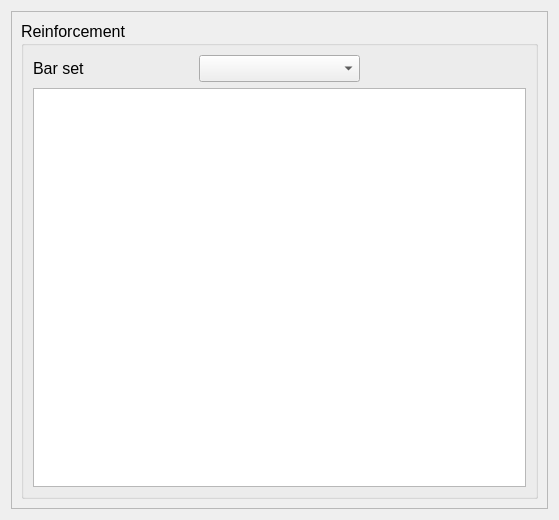
Before: the Qt Designer form src/SP-editor/widgets/barSet_dialog.ui in tudothanhpt/SP-editor, drawn with Qt 5.
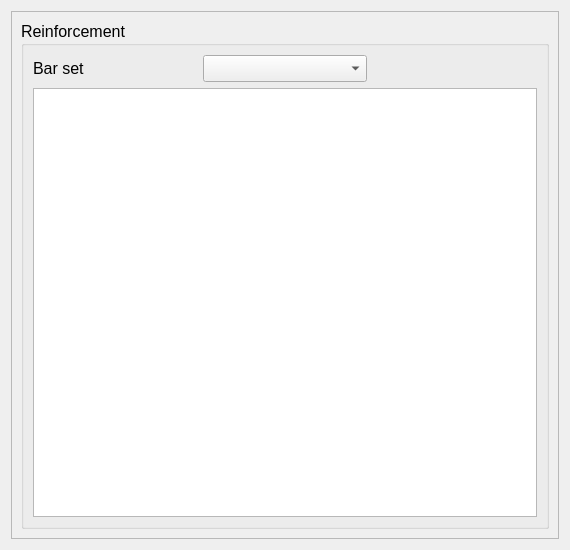
After: the same form once the commit is applied.

What changed in the file:
```diff
--- a/src/SP-editor/widgets/barSet_dialog.ui
+++ b/src/SP-editor/widgets/barSet_dialog.ui
@@ -6,8 +6,8 @@
    <rect>
     <x>0</x>
     <y>0</y>
-    <width>559</width>
-    <height>520</height>
+    <width>570</width>
+    <height>550</height>
    </rect>
   </property>
   <property name="font">
@@ -45,7 +45,20 @@
           </widget>
          </item>
          <item row="1" column="0" colspan="3">
-          <widget class="QTableView" name="tbview_BarSet"/>
+          <widget class="QTableView" name="tbview_BarSet">
+           <property name="editTriggers">
+            <set>QAbstractItemView::EditTrigger::NoEditTriggers</set>
+           </property>
+           <property name="sortingEnabled">
+            <bool>true</bool>
+           </property>
+           <attribute name="horizontalHeaderVisible">
+            <bool>true</bool>
+           </attribute>
+           <attribute name="verticalHeaderVisible">
+            <bool>false</bool>
+           </attribute>
+          </widget>
          </item>
         </layout>
        </widget>
```
